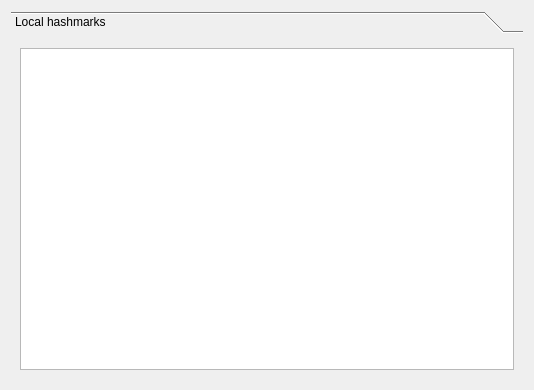
Before: the Qt Designer form galacteek/ui/hashmarksmgr.ui in pinnaculum/galacteek, drawn with Qt 5.
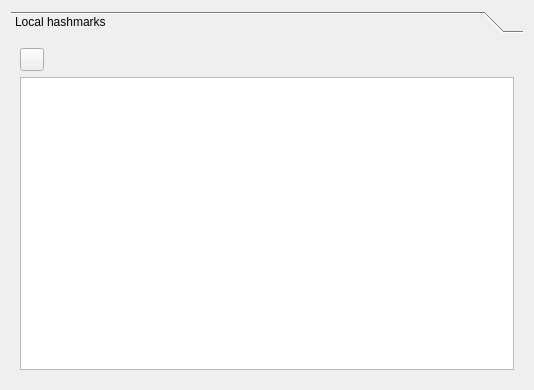
After: the same form once the commit is applied. Icons and pictures are not drawn.

```diff
--- a/galacteek/ui/hashmarksmgr.ui
+++ b/galacteek/ui/hashmarksmgr.ui
@@ -42,6 +42,37 @@
         <layout class="QVBoxLayout" name="verticalLayout_4">
          <item>
           <layout class="QVBoxLayout" name="verticalLayout_3">
+           <item>
+            <layout class="QHBoxLayout" name="horizontalLayout">
+             <item>
+              <widget class="QToolButton" name="expandButton">
+               <property name="toolTip">
+                <string>&lt;html&gt;&lt;head/&gt;&lt;body&gt;&lt;p&gt;Expand&lt;/p&gt;&lt;/body&gt;&lt;/html&gt;</string>
+               </property>
+               <property name="text">
+                <string/>
+               </property>
+               <property name="icon">
+                <iconset resource="galacteek.qrc">
+                 <normaloff>:/share/icons/expand.png</normaloff>:/share/icons/expand.png</iconset>
+               </property>
+              </widget>
+             </item>
+             <item>
+              <spacer name="horizontalSpacer">
+               <property name="orientation">
+                <enum>Qt::Horizontal</enum>
+               </property>
+               <property name="sizeHint" stdset="0">
+                <size>
+                 <width>40</width>
+                 <height>20</height>
+                </size>
+               </property>
+              </spacer>
+             </item>
+            </layout>
+           </item>
            <item>
             <widget class="QTreeView" name="treeMarks">
              <attribute name="headerDefaultSectionSize">
```
